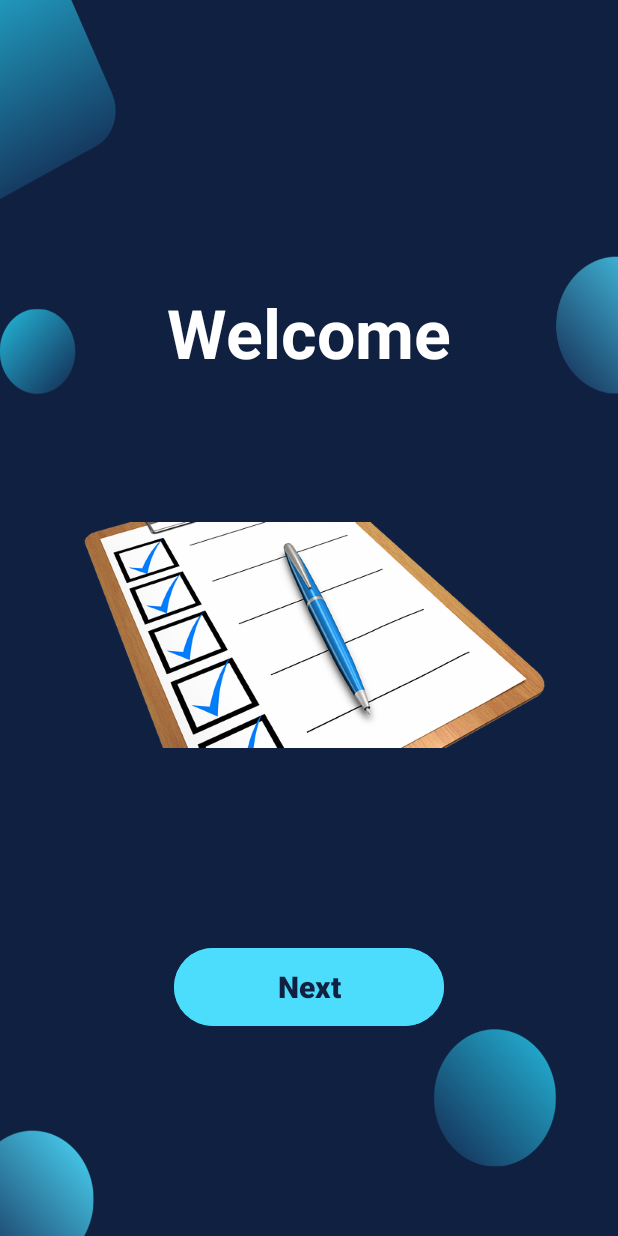
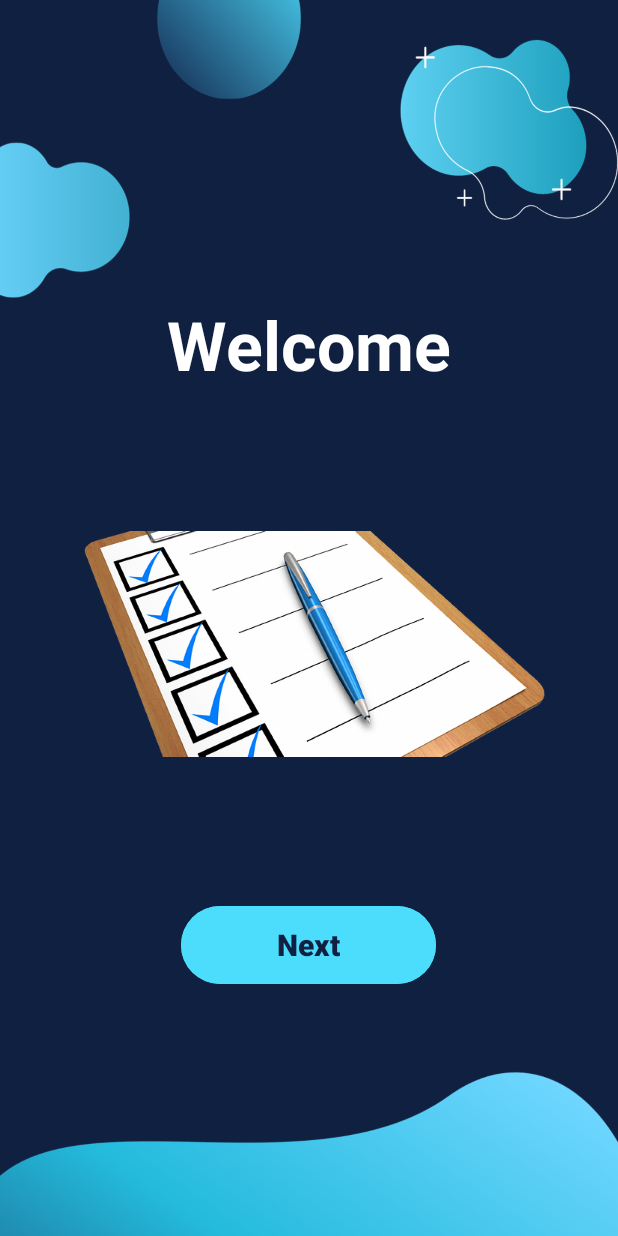
Before and after one commit to FarhanaAkterSuci/Hair, an Android app: the SpashTodo screen opened directly, with no data from a screen before it, on a phone screen of 412 x 824 dp. Run offline under Robolectric (Android 15) with nearby library versions, the phone set to English and light mode, and no system bars.

Commit message:
images updated

```diff
--- a/app/src/main/res/layout/activity_main.xml
+++ b/app/src/main/res/layout/activity_main.xml
@@ -5,7 +5,7 @@
     android:id="@+id/homepage"
     android:layout_width="match_parent"
     android:layout_height="match_parent"
-    android:background="@drawable/welcome"
+    android:background="@drawable/w4"
     android:visibility="visible"
     tools:context=".MainActivity">
 
@@ -33,9 +33,9 @@
         android:layout_width="131dp"
         android:layout_height="59dp"
         android:layout_marginStart="114dp"
-        android:layout_marginTop="273dp"
+        android:layout_marginTop="223dp"
         android:layout_marginEnd="132dp"
-        android:layout_marginBottom="38dp"
+        android:layout_marginBottom="58dp"
         android:backgroundTint="@color/buttonbg"
         android:gravity="center"
         android:insetTop="3dp"
--- a/app/src/main/res/layout/activity_spash_todo.xml
+++ b/app/src/main/res/layout/activity_spash_todo.xml
@@ -3,7 +3,7 @@
     xmlns:tools="http://schemas.android.com/tools"
     android:layout_width="match_parent"
     android:layout_height="match_parent"
-    android:background="@drawable/backgroundimage"
+    android:background="@drawable/todobg"
     android:gravity="center"
 
     android:orientation="vertical"
@@ -13,7 +13,7 @@
         android:layout_width="207dp"
         android:layout_height="93dp"
         android:layout_marginStart="140dp"
-        android:layout_marginTop="40dp"
+        android:layout_marginTop="64dp"
         android:layout_marginEnd="140dp"
         android:gravity="center"
         android:text="Welcome"
@@ -29,18 +29,18 @@
 
     <ImageView
         android:layout_width="319dp"
-        android:layout_height="309dp"
+        android:layout_height="305dp"
         android:layout_centerInParent="true"
         android:src="@drawable/todo" />
 
     <Button
         android:id="@+id/splash"
-        android:layout_width="180dp"
+        android:layout_width="170dp"
         android:layout_height="60dp"
-        android:layout_marginTop="50dp"
+        android:layout_marginTop="18dp"
+        android:layout_marginBottom="44dp"
         android:backgroundTint="@color/lightblue"
         android:text="Next"
-
         android:textColor="@color/bgcolor"
         android:textSize="20sp"
         android:textStyle="bold" />
```
Also changed, not shown: app/src/main/res/layout/activity_login.xml (+5 -4 lines), app/src/main/res/layout/activity_register.xml (+5 -4 lines), app/src/main/res/drawable/todobg.png (added), app/src/main/res/drawable/w1.png (added), app/src/main/res/drawable/w2.png (added), app/src/main/res/drawable/w3.png (added), app/src/main/res/drawable/w4.png (added), app/src/main/res/drawable/welcome1.png (added).
